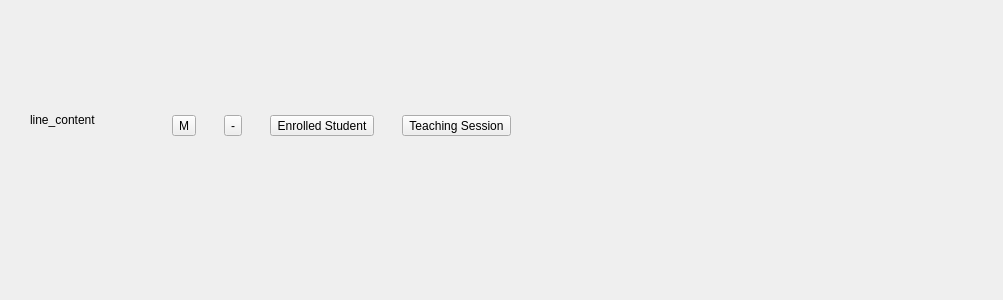
This is resources/UI_resources/sessionLine.ui in doddodod/GRP17 as Qt 5 draws it before an edit. The edited form follows.
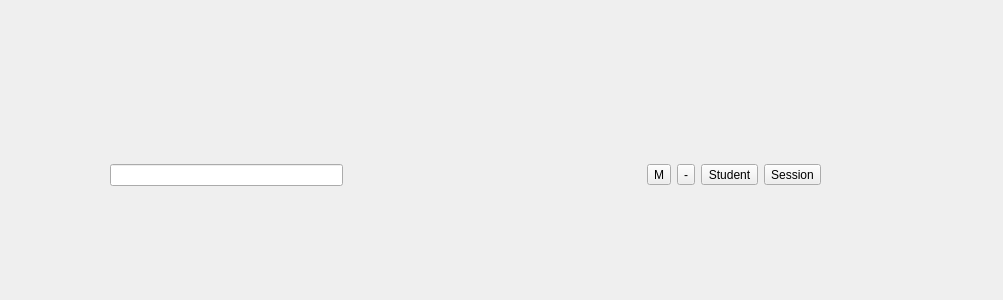
This is the edited form.

```diff
--- a/resources/UI_resources/sessionLine.ui
+++ b/resources/UI_resources/sessionLine.ui
@@ -16,44 +16,40 @@
   <widget class="QWidget" name="lineDispaly_widget_2" native="true">
    <property name="geometry">
     <rect>
-     <x>30</x>
-     <y>100</y>
-     <width>551</width>
-     <height>41</height>
+     <x>110</x>
+     <y>150</y>
+     <width>711</width>
+     <height>51</height>
     </rect>
    </property>
-   <widget class="QLabel" name="label_6">
-    <property name="geometry">
-     <rect>
-      <x>0</x>
-      <y>0</y>
-      <width>111</width>
-      <height>39</height>
-     </rect>
-    </property>
-    <property name="text">
-     <string>line_content</string>
-    </property>
-   </widget>
-   <widget class="QWidget" name="layoutWidget_2">
-    <property name="geometry">
-     <rect>
-      <x>120</x>
-      <y>10</y>
-      <width>387</width>
-      <height>31</height>
-     </rect>
-    </property>
-    <layout class="QHBoxLayout" name="horizontalLayout_6">
+   <layout class="QGridLayout" name="gridLayout">
+    <item row="0" column="0">
+     <widget class="QLineEdit" name="lineEdit"/>
+    </item>
+    <item row="0" column="1">
+     <spacer name="horizontalSpacer">
+      <property name="orientation">
+       <enum>Qt::Horizontal</enum>
+      </property>
+      <property name="sizeHint" stdset="0">
+       <size>
+        <width>298</width>
+        <height>20</height>
+       </size>
+      </property>
+     </spacer>
+    </item>
+    <item row="0" column="2">
+     <layout class="QHBoxLayout" name="horizontalLayout_7">
      <item>
-      <widget class="QToolButton" name="toolButton_8">
+       <widget class="QToolButton" name="toolButton_12">
        <property name="text">
         <string>M</string>
        </property>
       </widget>
      </item>
      <item>
-      <widget class="QToolButton" name="toolButton_9">
+       <widget class="QToolButton" name="toolButton_13">
        <property name="text">
         <string>-</string>
        </property>
@@ -62,19 +58,20 @@
      <item>
       <widget class="QToolButton" name="toolButton_10">
        <property name="text">
-        <string>Enrolled Student</string>
+         <string>Student</string>
        </property>
       </widget>
      </item>
      <item>
       <widget class="QToolButton" name="toolButton_11">
        <property name="text">
-        <string>Teaching Session</string>
+         <string>Session</string>
        </property>
       </widget>
      </item>
     </layout>
-   </widget>
+    </item>
+   </layout>
   </widget>
  </widget>
  <resources/>
```
Left out of the diff: 2 changed lines with no effect on the pictures. Lines whose indentation alone changed are shown as unchanged.
